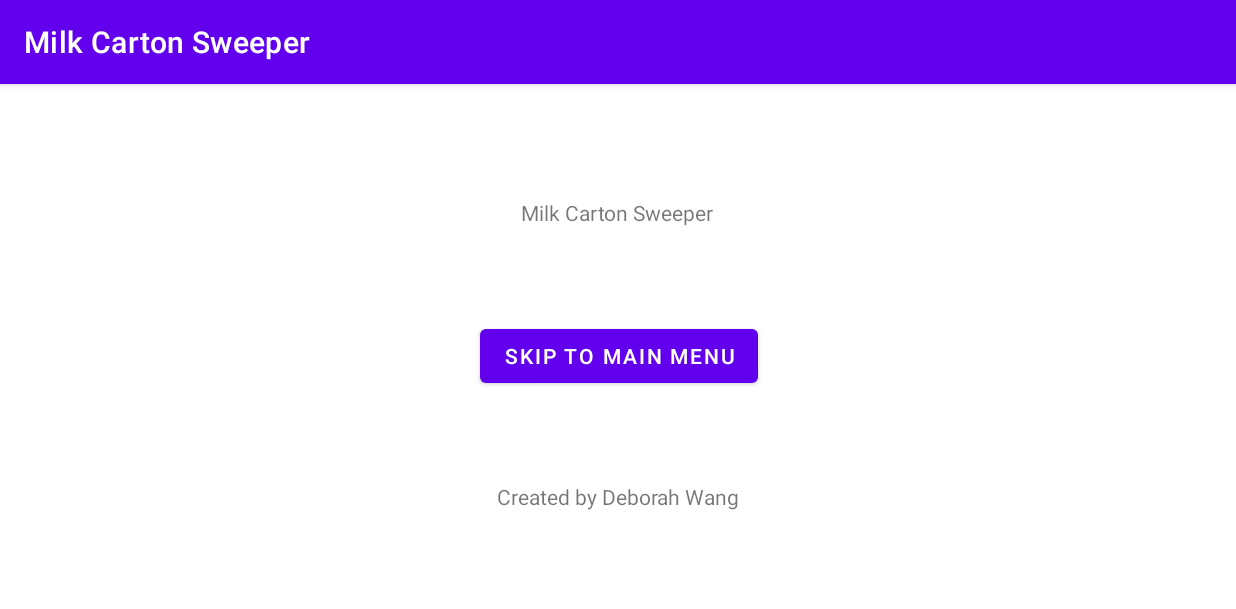
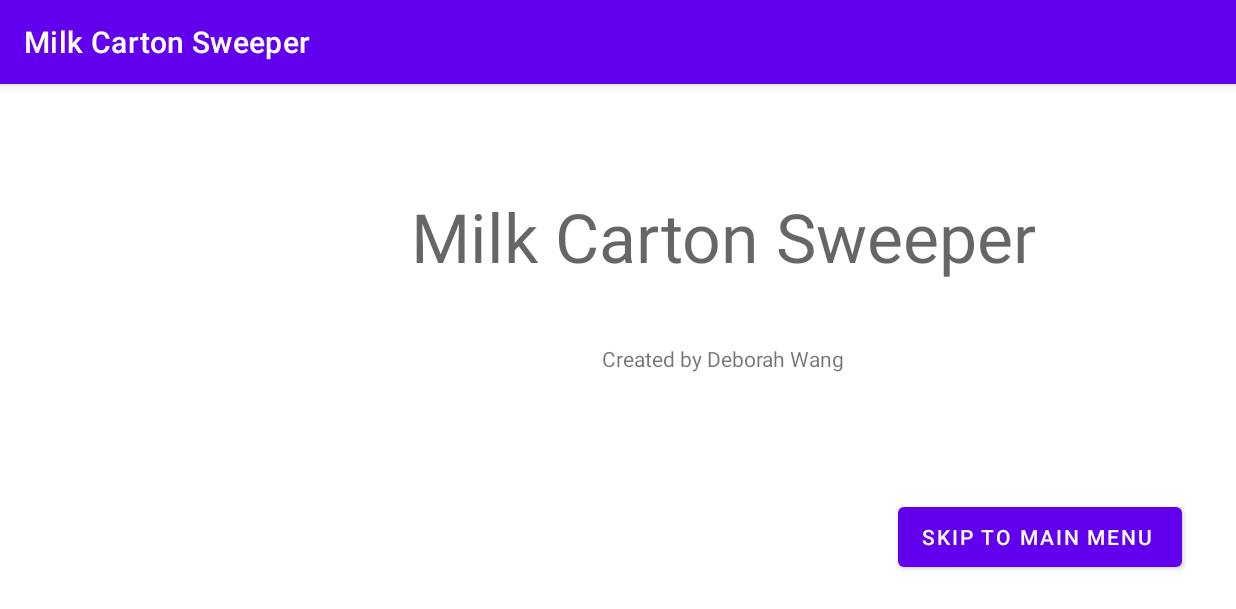
Before and after one commit to mrpthemrp/cmpt276-a3-game, an Android app: the screen it shows after launch (WelcomeScreen), on a phone screen of 824 x 412 dp (held sideways). Shown: the top 609 px of the screen. Run offline under Robolectric (Android 15) with nearby library versions, the phone set to English and light mode, and no system bars.

```diff
--- a/app/src/main/java/cmpt276/assign3/mineseeker/ui/WelcomeScreen.java
+++ b/app/src/main/java/cmpt276/assign3/mineseeker/ui/WelcomeScreen.java
@@ -24,10 +24,7 @@ public class WelcomeScreen extends AppCompatActivity {
         skipWelcome.setOnClickListener(view -> {
             Intent intent = MainMenu.makeIntent(WelcomeScreen.this);
             startActivity(intent);
+            finish();
         });
     }
-
-    public static Intent makeIntent(Context context){
-        return new Intent(context, WelcomeScreen.class);
-    }
 }
--- a/app/src/main/res/layout/activity_welcome_screen.xml
+++ b/app/src/main/res/layout/activity_welcome_screen.xml
@@ -10,35 +10,35 @@
         android:id="@+id/welcome_gameName"
         android:layout_width="wrap_content"
         android:layout_height="wrap_content"
-        android:layout_marginStart="140dp"
-        android:layout_marginTop="76dp"
-        android:layout_marginEnd="141dp"
+        android:layout_marginTop="71dp"
+        android:layout_marginEnd="133dp"
+        android:layout_marginBottom="41dp"
         android:text="@string/app_name"
+        android:textAppearance="@style/TextAppearance.AppCompat.Display2"
+        app:layout_constraintBottom_toTopOf="@+id/welcome_authorName"
         app:layout_constraintEnd_toEndOf="parent"
-        app:layout_constraintStart_toStartOf="parent"
         app:layout_constraintTop_toTopOf="parent" />
 
     <TextView
         android:id="@+id/welcome_authorName"
         android:layout_width="wrap_content"
         android:layout_height="wrap_content"
-        android:layout_marginStart="260dp"
-        android:layout_marginEnd="260dp"
-        android:layout_marginBottom="71dp"
+        android:layout_marginTop="41dp"
+        android:layout_marginEnd="261dp"
         android:text="@string/authorName"
-        app:layout_constraintBottom_toBottomOf="parent"
         app:layout_constraintEnd_toEndOf="parent"
-        app:layout_constraintStart_toStartOf="parent" />
+        app:layout_constraintTop_toBottomOf="@+id/welcome_gameName" />
 
     <Button
         android:id="@+id/welcome_SkipToMain"
-        android:layout_width="wrap_content"
-        android:layout_height="wrap_content"
-        android:layout_marginStart="249dp"
-        android:layout_marginTop="62dp"
-        android:layout_marginEnd="248dp"
+        android:layout_width="189dp"
+        android:layout_height="52dp"
+        android:layout_marginEnd="36dp"
+        android:layout_marginBottom="28dp"
+        android:foregroundGravity="center"
         android:text="@string/skipWelcome"
-        app:layout_constraintEnd_toEndOf="parent"
-        app:layout_constraintStart_toStartOf="parent"
-        app:layout_constraintTop_toBottomOf="@+id/welcome_gameName" />
+        android:textAlignment="viewStart"
+        app:layout_constraintBottom_toBottomOf="parent"
+        app:layout_constraintEnd_toEndOf="parent" />
+
 </androidx.constraintlayout.widget.ConstraintLayout>
```
